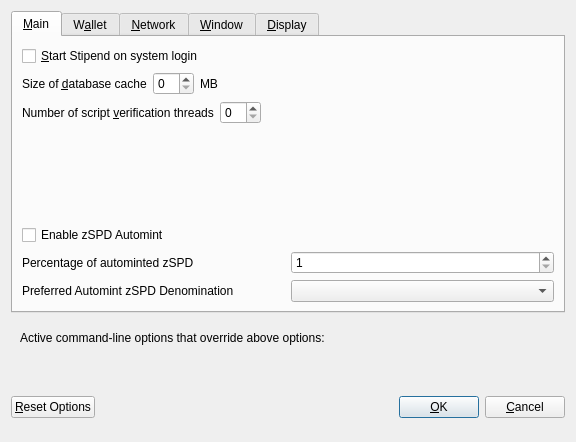
Stipend-Developer/stipend-core, file src/qt/forms/optionsdialog.ui: the form before one commit.
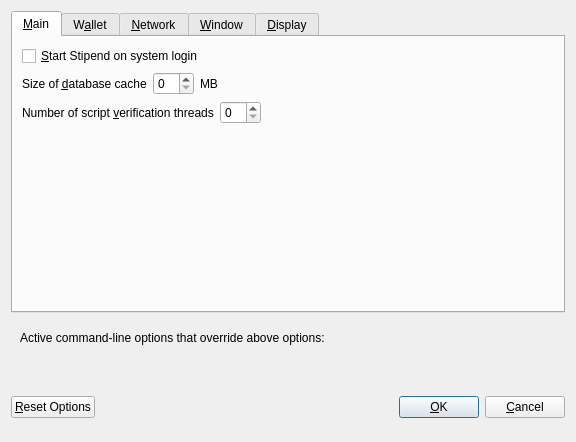
The form after the commit. The open tabs and pages were chosen to show the change. Custom widgets are drawn as their Qt base class.

```diff
--- a/src/qt/forms/optionsdialog.ui
+++ b/src/qt/forms/optionsdialog.ui
@@ -130,85 +130,6 @@
          </property>
         </spacer>
        </item>
-       <item>
-        <widget class="QCheckBox" name="checkBoxZeromintEnable">
-         <property name="toolTip">
-          <string>Enable automatic minting of SPD units to zSPD</string>
-         </property>
-         <property name="layoutDirection">
-          <enum>Qt::LeftToRight</enum>
-         </property>
-         <property name="text">
-          <string>Enable zSPD Automint</string>
-         </property>
-        </widget>
-       </item>
-       <item>
-        <layout class="QHBoxLayout" name="horizontalLayout_3">
-         <item>
-          <widget class="QLabel" name="percentage_label">
-           <property name="toolTip">
-            <string>Percentage of incoming SPD which get automatically converted to zSPD via Zerocoin Protocol (min: 10%)</string>
-           </property>
-           <property name="text">
-            <string>Percentage of autominted zSPD</string>
-           </property>
-          </widget>
-         </item>
-         <item>
-          <widget class="QSpinBox" name="zeromintPercentage">
-           <property name="minimum">
-            <number>1</number>
-           </property>
-           <property name="maximum">
-            <number>100</number>
-           </property>
-          </widget>
-         </item>
-        </layout>
-       </item>
-       <item>
-        <layout class="QHBoxLayout" name="horizontalLayout" stretch="0,0">
-         <property name="sizeConstraint">
-          <enum>QLayout::SetFixedSize</enum>
-         </property>
-         <item>
-          <widget class="QLabel" name="labelPreferredDenom">
-           <property name="maximumSize">
-            <size>
-             <width>16777215</width>
-             <height>16777215</height>
-            </size>
-           </property>
-           <property name="toolTip">
-            <string>Wait with automatic conversion to Zerocoin until enough SPD for this denomination is available</string>
-           </property>
-           <property name="text">
-            <string>Preferred Automint zSPD Denomination</string>
-           </property>
-          </widget>
-         </item>
-         <item>
-          <widget class="QComboBox" name="preferredDenom">
-           <property name="maximumSize">
-            <size>
-             <width>16777215</width>
-             <height>27</height>
-            </size>
-           </property>
-           <property name="toolTip">
-            <string>Wait with automatic conversion to Zerocoin until enough SPD for this denomination is available</string>
-           </property>
-           <property name="maxVisibleItems">
-            <number>9</number>
-           </property>
-           <property name="maxCount">
-            <number>9</number>
-           </property>
-          </widget>
-         </item>
-        </layout>
-       </item>
       </layout>
      </widget>
      <widget class="QWidget" name="tabWallet">
```
